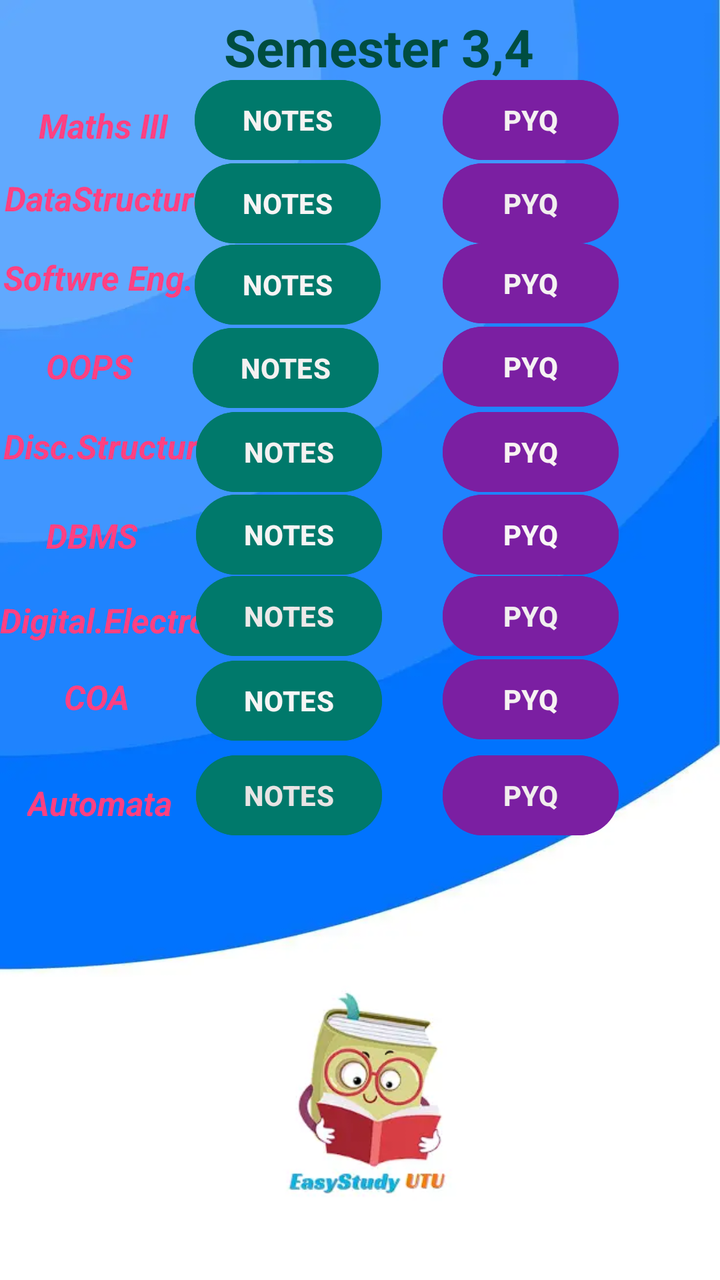
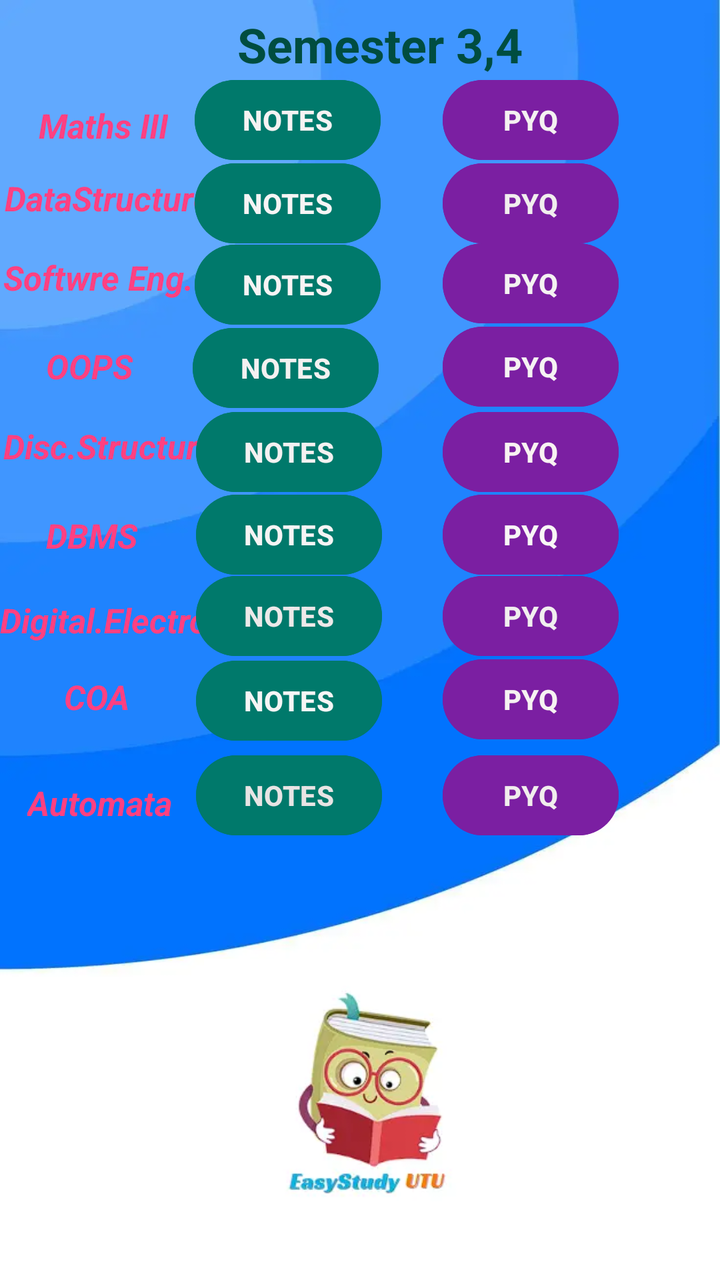

Two renders of the same Android screen: before a commit and after it. Below are the layout's source before the change and the commit's diff.
<!-- AndroidManifest.xml: application theme Theme.EasyStudyUTU -->
<!-- res/layout/activity_second_year.xml -->
<?xml version="1.0" encoding="utf-8"?>
<androidx.constraintlayout.widget.ConstraintLayout xmlns:android="http://schemas.android.com/apk/res/android"
    xmlns:app="http://schemas.android.com/apk/res-auto"
    xmlns:tools="http://schemas.android.com/tools"
    android:layout_width="match_parent"
    android:layout_height="match_parent"
    android:background="@drawable/background2"
    tools:context=".SecondYear">

    <TextView
        android:id="@+id/textView11"
        android:layout_width="wrap_content"
        android:layout_height="wrap_content"
        android:backgroundTint="#DFD6E1"
        android:text="Semester 3,4"
        android:textColor="#004D40"
        android:textSize="26dp"
        android:textStyle="bold"
        app:layout_constraintBottom_toBottomOf="parent"
        app:layout_constraintEnd_toEndOf="parent"
        app:layout_constraintHorizontal_bias="0.546"
        app:layout_constraintStart_toStartOf="parent"
        app:layout_constraintTop_toTopOf="parent"
        app:layout_constraintVertical_bias="0.01" />

    <ImageView
        android:id="@+id/imageView5"
        android:layout_width="160dp"
        android:layout_height="147dp"
        app:layout_constraintBottom_toBottomOf="parent"
        app:layout_constraintEnd_toEndOf="parent"
        app:layout_constraintHorizontal_bias="0.498"
        app:layout_constraintStart_toStartOf="parent"
        app:layout_constraintTop_toTopOf="parent"
        app:layout_constraintVertical_bias="0.972"
        app:srcCompat="@drawable/applogo" />

    <TextView
        android:id="@+id/textView12"
        android:layout_width="wrap_content"
        android:layout_height="wrap_content"
        android:text="Maths III"
        android:textColor="#FF4081"
        android:textSize="17dp"
        android:textStyle="bold|italic"
        app:layout_constraintBottom_toBottomOf="parent"
        app:layout_constraintEnd_toEndOf="parent"
        app:layout_constraintHorizontal_bias="0.066"
        app:layout_constraintStart_toStartOf="parent"
        app:layout_constraintTop_toTopOf="parent"
        app:layout_constraintVertical_bias="0.083" />

    <TextView
        android:id="@+id/textView13"
        android:layout_width="106dp"
        android:layout_height="27dp"
        android:text="DataStructure"
        android:textColor="#FF4081"
        android:textSize="17dp"
        android:textStyle="bold|italic"
        app:layout_constraintBottom_toBottomOf="parent"
        app:layout_constraintEnd_toEndOf="parent"
        app:layout_constraintHorizontal_bias="0.009"
        app:layout_constraintStart_toStartOf="parent"
        app:layout_constraintTop_toTopOf="parent"
        app:layout_constraintVertical_bias="0.143" />

    <Button
        android:id="@+id/math3notes"
        android:layout_width="wrap_content"
        android:layout_height="wrap_content"
        android:backgroundTint="#00796B"
        android:text="NOTES"
        android:textColor="#F6F3F3"
        android:textStyle="bold"
        app:layout_constraintBottom_toBottomOf="parent"
        app:layout_constraintEnd_toEndOf="parent"
        app:layout_constraintHorizontal_bias="0.364"
        app:layout_constraintStart_toStartOf="parent"
        app:layout_constraintTop_toTopOf="parent"
        app:layout_constraintVertical_bias="0.061" />

    <Button
        android:id="@+id/math3pyq"
        android:layout_width="wrap_content"
        android:layout_height="wrap_content"
        android:backgroundTint="#7B1FA2"
        android:text="PYQ"
        android:textColor="#F4F1F1"
        android:textStyle="bold"
        app:layout_constraintBottom_toBottomOf="parent"
        app:layout_constraintEnd_toEndOf="parent"
        app:layout_constraintHorizontal_bias="0.814"
        app:layout_constraintStart_toStartOf="parent"
        app:layout_constraintTop_toTopOf="parent"
        app:layout_constraintVertical_bias="0.061" />

    <Button
        android:id="@+id/dsanotes"
        android:layout_width="wrap_content"
        android:layout_height="wrap_content"
        android:backgroundTint="#00796B"
        android:text="NOTES"
        android:textColor="#F6F4F4"
        android:textStyle="bold"
        app:layout_constraintBottom_toBottomOf="parent"
        app:layout_constraintEnd_toEndOf="parent"
        app:layout_constraintHorizontal_bias="0.364"
        app:layout_constraintStart_toStartOf="parent"
        app:layout_constraintTop_toTopOf="parent"
        app:layout_constraintVertical_bias="0.131" />

    <Button
        android:id="@+id/dsapyq"
        android:layout_width="wrap_content"
        android:layout_height="wrap_content"
        android:backgroundTint="#7B1FA2"
        android:text="PYQ"
        android:textColor="#F1EEEE"
        android:textStyle="bold"
        app:layout_constraintBottom_toBottomOf="parent"
        app:layout_constraintEnd_toEndOf="parent"
        app:layout_constraintHorizontal_bias="0.814"
        app:layout_constraintStart_toStartOf="parent"
        app:layout_constraintTop_toTopOf="parent"
        app:layout_constraintVertical_bias="0.131" />

    <TextView
        android:id="@+id/textView14"
        android:layout_width="wrap_content"
        android:layout_height="wrap_content"
        android:text="Softwre Eng."
        android:textColor="#FF4081"
        android:textSize="17dp"
        android:textStyle="bold|italic"
        app:layout_constraintBottom_toBottomOf="parent"
        app:layout_constraintEnd_toEndOf="parent"
        app:layout_constraintHorizontal_bias="0.006"
        app:layout_constraintStart_toStartOf="parent"
        app:layout_constraintTop_toTopOf="parent"
        app:layout_constraintVertical_bias="0.206" />

    <Button
        android:id="@+id/softwarenotes"
        android:layout_width="wrap_content"
        android:layout_height="wrap_content"
        android:backgroundTint="#00796B"
        android:text="NOTES"
        android:textColor="#F8F4F4"
        android:textStyle="bold"
        app:layout_constraintBottom_toBottomOf="parent"
        app:layout_constraintEnd_toEndOf="parent"
        app:layout_constraintHorizontal_bias="0.364"
        app:layout_constraintStart_toStartOf="parent"
        app:layout_constraintTop_toTopOf="parent"
        app:layout_constraintVertical_bias="0.2" />

    <Button
        android:id="@+id/softwarepyq"
        android:layout_width="wrap_content"
        android:layout_height="wrap_content"
        android:backgroundTint="#7B1FA2"
        android:text="PYQ"
        android:textColor="#F4F2F2"
        android:textStyle="bold"
        app:layout_constraintBottom_toBottomOf="parent"
        app:layout_constraintEnd_toEndOf="parent"
        app:layout_constraintHorizontal_bias="0.814"
        app:layout_constraintStart_toStartOf="parent"
        app:layout_constraintTop_toTopOf="parent"
        app:layout_constraintVertical_bias="0.199" />

    <TextView
        android:id="@+id/textView15"
        android:layout_width="wrap_content"
        android:layout_height="wrap_content"
        android:text="OOPS"
        android:textColor="#FF4081"
        android:textSize="17dp"
        android:textStyle="bold|italic"
        app:layout_constraintBottom_toBottomOf="parent"
        app:layout_constraintEnd_toEndOf="parent"
        app:layout_constraintHorizontal_bias="0.073"
        app:layout_constraintStart_toStartOf="parent"
        app:layout_constraintTop_toTopOf="parent"
        app:layout_constraintVertical_bias="0.278" />

    <Button
        android:id="@+id/oopsnotes"
        android:layout_width="wrap_content"
        android:layout_height="wrap_content"
        android:backgroundTint="#00796B"
        android:text="NOTES"
        android:textColor="#F4F1F1"
        android:textStyle="bold"
        app:layout_constraintBottom_toBottomOf="parent"
        app:layout_constraintEnd_toEndOf="parent"
        app:layout_constraintHorizontal_bias="0.361"
        app:layout_constraintStart_toStartOf="parent"
        app:layout_constraintTop_toTopOf="parent"
        app:layout_constraintVertical_bias="0.27" />

    <Button
        android:id="@+id/oopspyq"
        android:layout_width="wrap_content"
        android:layout_height="wrap_content"
        android:backgroundTint="#7B1FA2"
        android:text="PYQ"
        android:textColor="#F6F3F3"
        android:textStyle="bold"
        app:layout_constraintBottom_toBottomOf="parent"
        app:layout_constraintEnd_toEndOf="parent"
        app:layout_constraintHorizontal_bias="0.814"
        app:layout_constraintStart_toStartOf="parent"
        app:layout_constraintTop_toTopOf="parent"
        app:layout_constraintVertical_bias="0.269" />

    <TextView
        android:id="@+id/textView16"
        android:layout_width="wrap_content"
        android:layout_height="wrap_content"
        android:text="Disc.Structure"
        android:textColor="#FF4081"
        android:textSize="17dp"
        android:textStyle="bold|italic"
        app:layout_constraintBottom_toBottomOf="parent"
        app:layout_constraintEnd_toEndOf="parent"
        app:layout_constraintHorizontal_bias="0.006"
        app:layout_constraintStart_toStartOf="parent"
        app:layout_constraintTop_toTopOf="parent"
        app:layout_constraintVertical_bias="0.343" />

    <Button
        android:id="@+id/discretenotes"
        android:layout_width="wrap_content"
        android:layout_height="wrap_content"
        android:backgroundTint="#00796B"
        android:text="NOTES"
        android:textColor="#F4F1F1"
        android:textStyle="bold"
        app:layout_constraintBottom_toBottomOf="parent"
        app:layout_constraintEnd_toEndOf="parent"
        app:layout_constraintHorizontal_bias="0.367"
        app:layout_constraintStart_toStartOf="parent"
        app:layout_constraintTop_toTopOf="parent"
        app:layout_constraintVertical_bias="0.341" />

    <Button
        android:id="@+id/discretepyq"
        android:layout_width="wrap_content"
        android:layout_height="wrap_content"
        android:backgroundTint="#7B1FA2"
        android:text="PYQ"
        android:textColor="#F8F2F2"
        android:textStyle="bold"
        app:layout_constraintBottom_toBottomOf="parent"
        app:layout_constraintEnd_toEndOf="parent"
        app:layout_constraintHorizontal_bias="0.814"
        app:layout_constraintStart_toStartOf="parent"
        app:layout_constraintTop_toTopOf="parent"
        app:layout_constraintVertical_bias="0.341" />

    <TextView
        android:id="@+id/textView17"
        android:layout_width="wrap_content"
        android:layout_height="wrap_content"
        android:text="DBMS"
        android:textColor="#FF4081"
        android:textSize="17dp"
        android:textStyle="bold|italic"
        app:layout_constraintBottom_toBottomOf="parent"
        app:layout_constraintEnd_toEndOf="parent"
        app:layout_constraintHorizontal_bias="0.073"
        app:layout_constraintStart_toStartOf="parent"
        app:layout_constraintTop_toTopOf="parent"
        app:layout_constraintVertical_bias="0.415" />

    <Button
        android:id="@+id/dbmsnotes"
        android:layout_width="wrap_content"
        android:layout_height="wrap_content"
        android:backgroundTint="#00796B"
        android:text="NOTES"
        android:textColor="#F6F4F4"
        android:textStyle="bold"
        app:layout_constraintBottom_toBottomOf="parent"
        app:layout_constraintEnd_toEndOf="parent"
        app:layout_constraintHorizontal_bias="0.367"
        app:layout_constraintStart_toStartOf="parent"
        app:layout_constraintTop_toTopOf="parent"
        app:layout_constraintVertical_bias="0.411" />

    <Button
        android:id="@+id/dbmspyq"
        android:layout_width="wrap_content"
        android:layout_height="wrap_content"
        android:backgroundTint="#7B1FA2"
        android:text="PYQ"
        android:textColor="#F8F6F6"
        android:textStyle="bold"
        app:layout_constraintBottom_toBottomOf="parent"
        app:layout_constraintEnd_toEndOf="parent"
        app:layout_constraintHorizontal_bias="0.814"
        app:layout_constraintStart_toStartOf="parent"
        app:layout_constraintTop_toTopOf="parent"
        app:layout_constraintVertical_bias="0.411" />

    <TextView
        android:id="@+id/textView18"
        android:layout_width="wrap_content"
        android:layout_height="wrap_content"
        android:text="Digital.Electro"
        android:textColor="#FF4081"
        android:textSize="17dp"
        android:textStyle="bold|italic"
        app:layout_constraintBottom_toBottomOf="parent"
        app:layout_constraintEnd_toEndOf="parent"
        app:layout_constraintHorizontal_bias="0.0"
        app:layout_constraintStart_toStartOf="parent"
        app:layout_constraintTop_toTopOf="parent"
        app:layout_constraintVertical_bias="0.484" />

    <Button
        android:id="@+id/digitalelectronotes"
        android:layout_width="wrap_content"
        android:layout_height="wrap_content"
        android:backgroundTint="#00796B"
        android:text="NOTES"
        android:textColor="#EDE9E9"
        android:textStyle="bold"
        app:layout_constraintBottom_toBottomOf="parent"
        app:layout_constraintEnd_toEndOf="parent"
        app:layout_constraintHorizontal_bias="0.367"
        app:layout_constraintStart_toStartOf="parent"
        app:layout_constraintTop_toTopOf="parent"
        app:layout_constraintVertical_bias="0.48" />

    <Button
        android:id="@+id/digitalelectropyq"
        android:layout_width="wrap_content"
        android:layout_height="wrap_content"
        android:backgroundTint="#7B1FA2"
        android:text="PYQ"
        android:textColor="#F1EFEF"
        android:textStyle="bold"
        app:layout_constraintBottom_toBottomOf="parent"
        app:layout_constraintEnd_toEndOf="parent"
        app:layout_constraintHorizontal_bias="0.814"
        app:layout_constraintStart_toStartOf="parent"
        app:layout_constraintTop_toTopOf="parent"
        app:layout_constraintVertical_bias="0.48" />

    <TextView
        android:id="@+id/textView19"
        android:layout_width="wrap_content"
        android:layout_height="wrap_content"
        android:text="COA"
        android:textColor="#FF4081"
        android:textSize="17dp"
        android:textStyle="bold|italic"
        app:layout_constraintBottom_toBottomOf="parent"
        app:layout_constraintEnd_toEndOf="parent"
        app:layout_constraintHorizontal_bias="0.098"
        app:layout_constraintStart_toStartOf="parent"
        app:layout_constraintTop_toTopOf="parent"
        app:layout_constraintVertical_bias="0.546" />

    <Button
        android:id="@+id/coanotes"
        android:layout_width="wrap_content"
        android:layout_height="wrap_content"
        android:backgroundTint="#00796B"
        android:text="NOTES"
        android:textColor="#F6F5F5"
        android:textStyle="bold"
        app:layout_constraintBottom_toBottomOf="parent"
        app:layout_constraintEnd_toEndOf="parent"
        app:layout_constraintHorizontal_bias="0.367"
        app:layout_constraintStart_toStartOf="parent"
        app:layout_constraintTop_toTopOf="parent"
        app:layout_constraintVertical_bias="0.551" />

    <TextView
        android:id="@+id/textView20"
        android:layout_width="wrap_content"
        android:layout_height="wrap_content"
        android:text="Automata"
        android:textColor="#FF4081"
        android:textSize="17dp"
        android:textStyle="bold|italic"
        app:layout_constraintBottom_toBottomOf="parent"
        app:layout_constraintEnd_toEndOf="parent"
        app:layout_constraintHorizontal_bias="0.047"
        app:layout_constraintStart_toStartOf="parent"
        app:layout_constraintTop_toTopOf="parent"
        app:layout_constraintVertical_bias="0.632" />

    <Button
        android:id="@+id/coapyq"
        android:layout_width="wrap_content"
        android:layout_height="wrap_content"
        android:backgroundTint="#7B1FA2"
        android:text="PYQ"
        android:textColor="#F6F2F2"
        android:textStyle="bold"
        app:layout_constraintBottom_toBottomOf="parent"
        app:layout_constraintEnd_toEndOf="parent"
        app:layout_constraintHorizontal_bias="0.814"
        app:layout_constraintStart_toStartOf="parent"
        app:layout_constraintTop_toTopOf="parent"
        app:layout_constraintVertical_bias="0.55" />

    <Button
        android:id="@+id/automatanotes"
        android:layout_width="wrap_content"
        android:layout_height="wrap_content"
        android:backgroundTint="#00796B"
        android:text="NOTES"
        android:textColor="#E8E4E4"
        android:textStyle="bold"
        app:layout_constraintBottom_toBottomOf="parent"
        app:layout_constraintEnd_toEndOf="parent"
        app:layout_constraintHorizontal_bias="0.367"
        app:layout_constraintStart_toStartOf="parent"
        app:layout_constraintTop_toTopOf="parent"
        app:layout_constraintVertical_bias="0.631" />

    <Button
        android:id="@+id/automatapyq"
        android:layout_width="wrap_content"
        android:layout_height="wrap_content"
        android:backgroundTint="#7B1FA2"
        android:text="PYQ"
        android:textColor="#F1EDED"
        android:textStyle="bold"
        app:layout_constraintBottom_toBottomOf="parent"
        app:layout_constraintEnd_toEndOf="parent"
        app:layout_constraintHorizontal_bias="0.814"
        app:layout_constraintStart_toStartOf="parent"
        app:layout_constraintTop_toTopOf="parent"
        app:layout_constraintVertical_bias="0.631" />

</androidx.constraintlayout.widget.ConstraintLayout>
<!-- resources referenced by this layout -->
<resources>
  <!-- drawable applogo: webp bitmap (drawable, 4716 bytes) -->
  <!-- drawable background2: webp bitmap (drawable, 6770 bytes) -->
  <style name="Theme.EasyStudyUTU" parent="Base.Theme.EasyStudyUTU" />
  <style name="Base.Theme.EasyStudyUTU" parent="Theme.Material3.DayNight.NoActionBar">
          
          
      </style>
</resources>

<!-- the commit's change to res/layout/activity_second_year.xml (unified diff, before → after) -->
@@ -14,7 +14,7 @@
         android:backgroundTint="#DFD6E1"
         android:text="Semester 3,4"
         android:textColor="#004D40"
-        android:textSize="26dp"
+        android:textSize="24dp"
         android:textStyle="bold"
         app:layout_constraintBottom_toBottomOf="parent"
         app:layout_constraintEnd_toEndOf="parent"
